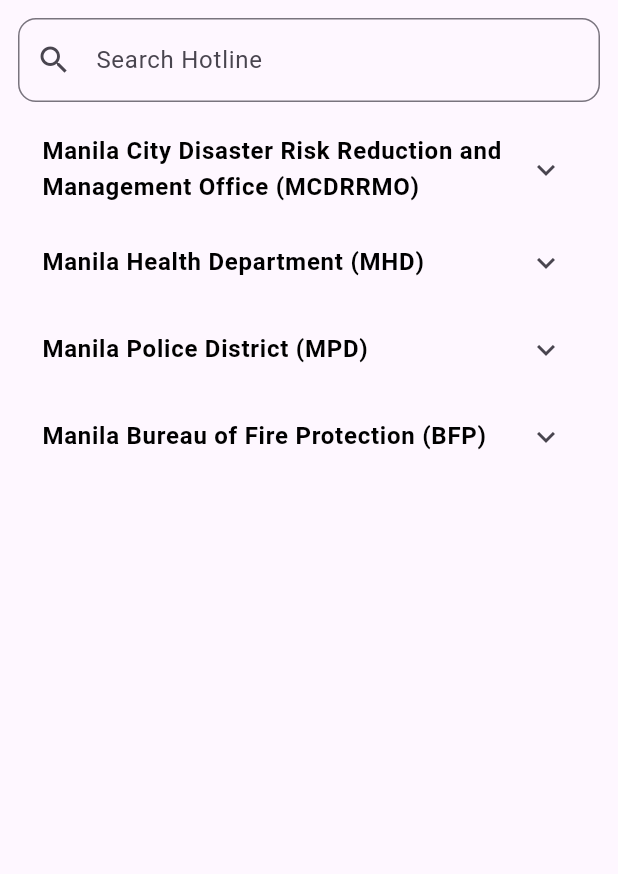
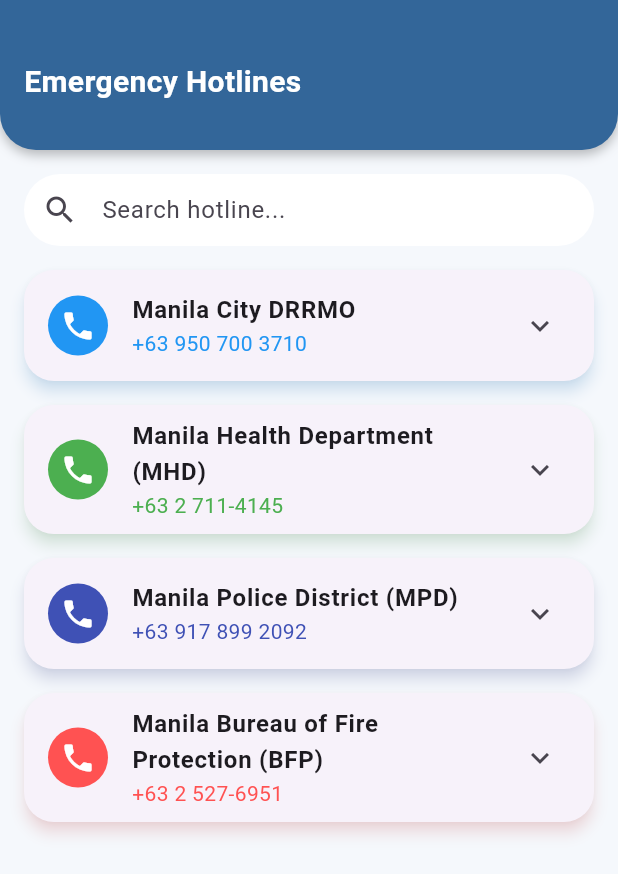
Before and after one commit to Davidtan0502/project_radar_app, a Flutter app: the HotlinesPage screen opened directly, on a phone screen of 412 x 824 dp. Shown: the top 874 px of the screen. Run offline on Flutter 3.47's test engine with Material 3 defaults, Android fonts, the phone set to English and light mode, and no system bars; our stand-ins replace geocoding, geolocator, google_fonts, google_maps_flutter.

Commit message:
updates on hotline

```diff
--- a/lib/screens/hotline_page.dart
+++ b/lib/screens/hotline_page.dart
@@ -13,17 +13,19 @@
 
   final List<Map<String, dynamic>> _hotlines = [
     {
-      'name': 'Manila City Disaster Risk Reduction and Management Office (MCDRRMO)',
+      'name': 'Manila City DRRMO',
       'number': '+63 950 700 3710',
-      'description': 'The MCDRRMO handles disaster preparedness, response, and mitigation in Manila, including dealing with floods, earthquakes, and other emergencies.',
+      'description':
+          'Handles disaster preparedness, response, and mitigation in Manila.',
       'facebookUrl': 'https://www.facebook.com/sagipmanila',
       'phoneUri': 'tel:+639507003710',
       'color': Colors.blue,
     },
     {
       'name': 'Manila Health Department (MHD)',
-      'number': '+63 2 711-4145 (MHD Hotline)',
-      'description': 'The Manila Health Department is responsible for addressing health-related emergencies, managing medical outbreaks, and providing health services to the public.',
+      'number': '+63 2 711-4145',
+      'description':
+          'Provides health services, responds to medical emergencies and outbreaks.',
       'facebookUrl': 'https://www.facebook.com/manilahealthdepartment',
       'phoneUri': 'tel:+6327114145',
       'color': Colors.green,
@@ -31,18 +33,20 @@
     {
       'name': 'Manila Police District (MPD)',
       'number': '+63 917 899 2092',
-      'description': 'The MPD is responsible for law enforcement, maintaining peace and order, and responding to emergency situations in Manila City.',
+      'description':
+          'Maintains peace and order, responds to emergencies and crime scenes.',
       'facebookUrl': 'https://www.facebook.com/manilapolicedistrict2017',
       'phoneUri': 'tel:+639178992092',
-      'color': Colors.blueAccent,
+      'color': Colors.indigo,
     },
     {
       'name': 'Manila Bureau of Fire Protection (BFP)',
-      'number': '+63 2 527-6951 (Hotline)',
-      'description': 'The Manila BFP handles fire emergencies, rescues, and fire prevention within the city. They also provide safety education and respond to disasters.',
+      'number': '+63 2 527-6951',
+      'description':
+          'Responds to fire emergencies and promotes fire safety and prevention.',
       'facebookUrl': 'https://www.facebook.com/MDFRVI',
       'phoneUri': 'tel:+6325276951',
-      'color': Colors.red,
+      'color': Colors.redAccent,
     },
   ];
 
@@ -56,15 +60,62 @@
     }).toList();
 
     return Scaffold(
+      backgroundColor: const Color(0xFFF5F8FC),
+      appBar: PreferredSize(
+        preferredSize: const Size.fromHeight(100),
+        child: Container(
+          padding:
+              const EdgeInsets.only(top: 40, left: 16, right: 16, bottom: 12),
+          decoration: const BoxDecoration(
+            color: Color(0xFF336699),
+            borderRadius: BorderRadius.only(
+              bottomLeft: Radius.circular(24),
+              bottomRight: Radius.circular(24),
+            ),
+            boxShadow: [
+              BoxShadow(
+                color: Colors.black26,
+                blurRadius: 6,
+                offset: Offset(0, 3),
+              ),
+            ],
+          ),
+          child: const Row(
+            mainAxisAlignment: MainAxisAlignment.spaceBetween,
+            children: [
+              Column(
+                crossAxisAlignment: CrossAxisAlignment.start,
+                children: [
+                  Text(
+                    'Emergency Hotlines',
+                    style: TextStyle(
+                      color: Colors.white,
+                      fontSize: 20,
+                      fontWeight: FontWeight.bold,
+                    ),
+                  ),
+                ],
+              ),
+            ],
+          ),
+        ),
+      ),
       body: Padding(
-        padding: const EdgeInsets.all(12.0),
+        padding: const EdgeInsets.all(16),
         child: Column(
           children: [
+            // Search Field
             TextField(
               decoration: InputDecoration(
-                labelText: 'Search Hotline',
+                hintText: 'Search hotline...',
                 prefixIcon: const Icon(Icons.search),
-                border: OutlineInputBorder(borderRadius: BorderRadius.circular(12)),
+                filled: true,
+                fillColor: Colors.white,
+                contentPadding: const EdgeInsets.symmetric(horizontal: 16),
+                border: OutlineInputBorder(
+                  borderRadius: BorderRadius.circular(30),
+                  borderSide: BorderSide.none,
+                ),
               ),
               onChanged: (text) {
                 setState(() {
@@ -72,59 +123,93 @@
                 });
               },
             ),
-            const SizedBox(height: 12),
+            const SizedBox(height: 16),
+
+            // Hotline Cards
             Expanded(
-              child: ListView.builder(
+              child: filteredHotlines.isEmpty
+                  ? const Center(child: Text("No results found."))
+                  : ListView.builder(
                       itemCount: filteredHotlines.length,
                       itemBuilder: (context, index) {
                         final hotline = filteredHotlines[index];
-                  return ExpansionTile(
+                        return Card(
+                          margin: const EdgeInsets.only(bottom: 16),
+                          shape: RoundedRectangleBorder(
+                            borderRadius: BorderRadius.circular(20),
+                          ),
+                          elevation: 4,
+                          shadowColor: hotline['color'].withOpacity(0.3),
+                          child: ExpansionTile(
                             title: Text(
                               hotline['name'],
                               style: const TextStyle(
+                                fontWeight: FontWeight.bold,
                                 fontSize: 16,
-                        fontWeight: FontWeight.bold,
-                        color: Colors.black,
                               ),
+                            ),
+                            subtitle: Text(
+                              hotline['number'],
+                              style: TextStyle(color: hotline['color']),
+                            ),
+                            leading: CircleAvatar(
+                              backgroundColor: hotline['color'],
+                              child: const Icon(Icons.local_phone,
+                                  color: Colors.white),
                             ),
                             children: [
                               Padding(
-                        padding: const EdgeInsets.symmetric(horizontal: 16.0, vertical: 8),
+                                padding: const EdgeInsets.symmetric(
+                                    horizontal: 16.0, vertical: 10),
                                 child: Column(
                                   crossAxisAlignment: CrossAxisAlignment.start,
                                   children: [
-                            Text(hotline['description']),
-                            const SizedBox(height: 10),
+                                    Text(
+                                      hotline['description'],
+                                      style: const TextStyle(
+                                          color: Colors.black87),
+                                    ),
+                                    const SizedBox(height: 12),
                                     Row(
-                              mainAxisAlignment: MainAxisAlignment.spaceBetween,
+                                      mainAxisAlignment:
+                                          MainAxisAlignment.spaceBetween,
                                       children: [
-                                InkWell(
-                                  onTap: () async {
-                                    final Uri url = Uri.parse(hotline['phoneUri']);
+                                        ElevatedButton.icon(
+                                          onPressed: () async {
+                                            final Uri url =
+                                                Uri.parse(hotline['phoneUri']);
                                             if (await canLaunchUrl(url)) {
                                               await launchUrl(url);
                                             }
                                           },
-                                  child: Text(
-                                    hotline['number'],
-                                    style: TextStyle(
-                                      fontWeight: FontWeight.bold,
-                                      color: hotline['color'],
+                                          icon: const Icon(Icons.call),
+                                          label: const Text('Call'),
+                                          style: ElevatedButton.styleFrom(
+                                            backgroundColor: hotline['color'],
+                                            shape: RoundedRectangleBorder(
+                                              borderRadius:
+                                                  BorderRadius.circular(30),
                                             ),
                                           ),
                                         ),
-                                InkWell(
-                                  onTap: () async {
-                                    final Uri url = Uri.parse(hotline['facebookUrl']);
+                                        OutlinedButton.icon(
+                                          onPressed: () async {
+                                            final Uri url = Uri.parse(
+                                                hotline['facebookUrl']);
                                             if (await canLaunchUrl(url)) {
                                               await launchUrl(url);
                                             }
                                           },
-                                  child: Text(
-                                    'Facebook Page',
-                                    style: TextStyle(
-                                      fontWeight: FontWeight.bold,
+                                          icon: const Icon(Icons.facebook),
+                                          label: const Text('Facebook'),
+                                          style: OutlinedButton.styleFrom(
+                                            foregroundColor: hotline['color'],
+                                            side: BorderSide(
                                               color: hotline['color'],
+                                            ),
+                                            shape: RoundedRectangleBorder(
+                                              borderRadius:
+                                                  BorderRadius.circular(30),
                                             ),
                                           ),
                                         ),
@@ -132,8 +217,9 @@
                                     ),
                                   ],
                                 ),
-                      )
+                              ),
                             ],
+                          ),
                         );
                       },
                     ),
```
Also changed, not shown: 1 other file. Lines whose indentation alone changed are shown as unchanged.
